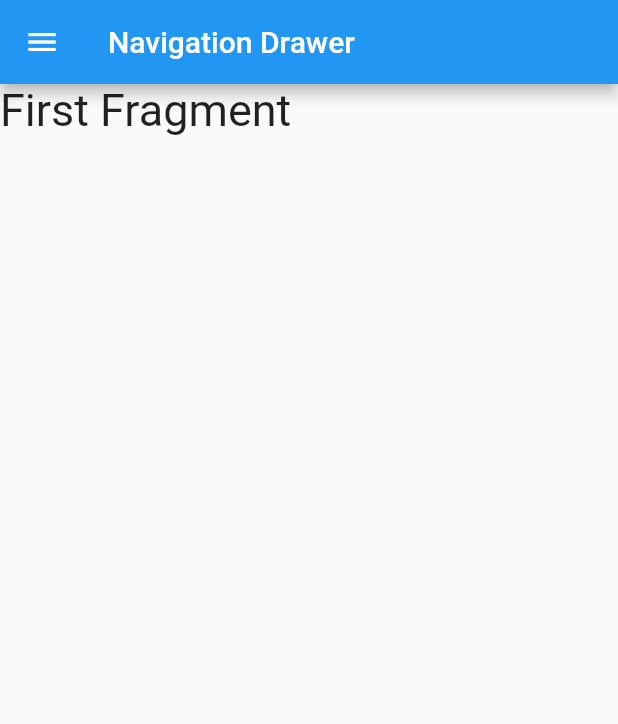
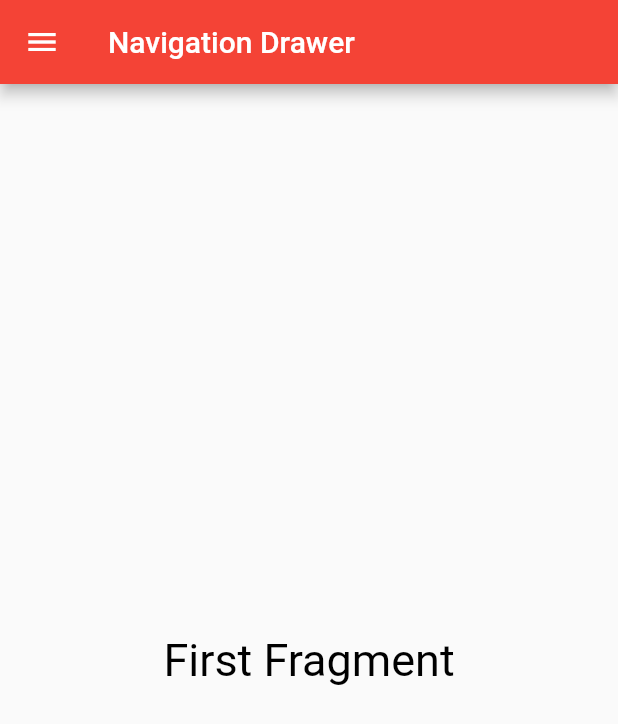
Before and after one commit to AndroidPillars/flutter_basic_navigation_drawer, a Flutter app: the screen it shows after launch, on a phone screen of 412 x 824 dp. Shown: the top 724 px of the screen. Run offline on Flutter 3.47's test engine with Material 2 defaults, Android fonts, the phone set to English and light mode, and no system bars.

Commit message:
Changed the camel case for class name

```diff
--- a/lib/first_fragment.dart
+++ b/lib/first_fragment.dart
@@ -1,11 +1,10 @@
 import 'package:flutter/material.dart';
 
-class firstFragment extends StatelessWidget{
+class FirstFragment extends StatelessWidget{
 
 @override
   Widget build(BuildContext context) {
-    // TODO: implement build
-    return Container(
+    return Center(
       child: Text('First Fragment',
       style: TextStyle(fontSize: 30.0),)
       );
--- a/lib/fourth_fragment.dart
+++ b/lib/fourth_fragment.dart
@@ -1,11 +1,10 @@
 import 'package:flutter/material.dart';
 
-class fourthFragment extends StatelessWidget{
+class FourthFragment extends StatelessWidget{
 
 @override
   Widget build(BuildContext context) {
-    // TODO: implement build
-    return Container(
+    return Center(
       child: Text('Fourth Fragment',
       style: TextStyle(fontSize: 30.0),)
       );
--- a/lib/main.dart
+++ b/lib/main.dart
@@ -6,6 +6,21 @@ import 'package:flutter_basic_navigation_drawer/second_fragment.dart';
 import 'package:flutter_basic_navigation_drawer/third_fragment.dart';
 
 void main() => runApp(MaterialApp(
+  debugShowCheckedModeBanner: false,
+  theme: ThemeData(
+            //Setting theme color
+            primaryColor: Colors.red,
+            //Setting button color
+            accentColor: Colors.red,
+            //Setting Text Theme
+            textTheme: TextTheme(
+              //Setting the body1 Text Color
+              body1: TextStyle(
+                color: Colors.black
+              )
+            )
+
+      ),
       home: MyApp(),
     ));
 
@@ -20,19 +35,19 @@ class MyHomePageState extends State<MyApp> {
   Widget getCurrentFragment() {
     switch (currentIndex) {
       case 1:
-        return firstFragment();
+        return FirstFragment();
         break;
       case 2:
-        return secondFragment();
+        return SecondFragment();
         break;
       case 3:
-        return thirdFragment();
+        return ThirdFragment();
         break;
       case 4:
-        return fourthFragment();
+        return FourthFragment();
         break;
       case 5:
-        return fifthFragment();
+        return FifthFragment();
         break;
     }
   }
@@ -60,19 +75,22 @@ class MyHomePageState extends State<MyApp> {
               color: Colors.red,
               //Setting the width match parent
               width: double.infinity,
-              height: 300.0,
+              height: 250.0,
               child: Column(
                 crossAxisAlignment: CrossAxisAlignment.start,
                 children: <Widget>[
+                  SizedBox(
+                    height: 20.0,
+                  ),
                   Icon(Icons.account_circle, size: 80.0, color: Colors.white),
                   SizedBox(
-                    height: 40.0,
+                    height: 20.0,
                   ),
                   Text(
                     'Android Pillars',
                     style: TextStyle(color: Colors.white, fontSize: 30.0),
                   ),
-                  Text('AndroidPillars@gmail.com',
+                  Text('gowthamandro@gmail.com',
                       style: TextStyle(color: Colors.white, fontSize: 15.0))
                 ],
               ),
--- a/lib/second_fragment.dart
+++ b/lib/second_fragment.dart
@@ -1,11 +1,10 @@
 import 'package:flutter/material.dart';
 
-class secondFragment extends StatelessWidget{
+class SecondFragment extends StatelessWidget{
 
 @override
   Widget build(BuildContext context) {
-    // TODO: implement build
-    return Container(
+    return Center(
       child: Text('Second Fragment',
       style: TextStyle(fontSize: 30.0),)
       );
--- a/lib/third_fragment.dart
+++ b/lib/third_fragment.dart
@@ -1,11 +1,10 @@
 import 'package:flutter/material.dart';
 
-class thirdFragment extends StatelessWidget{
+class ThirdFragment extends StatelessWidget{
 
 @override
   Widget build(BuildContext context) {
-    // TODO: implement build
-    return Container(
+    return Center(
       child: Text('Third Fragment',
       style: TextStyle(fontSize: 30.0),)
       );
```
Also changed, not shown: lib/fifth_fragment.dart (+3 -4 lines).
